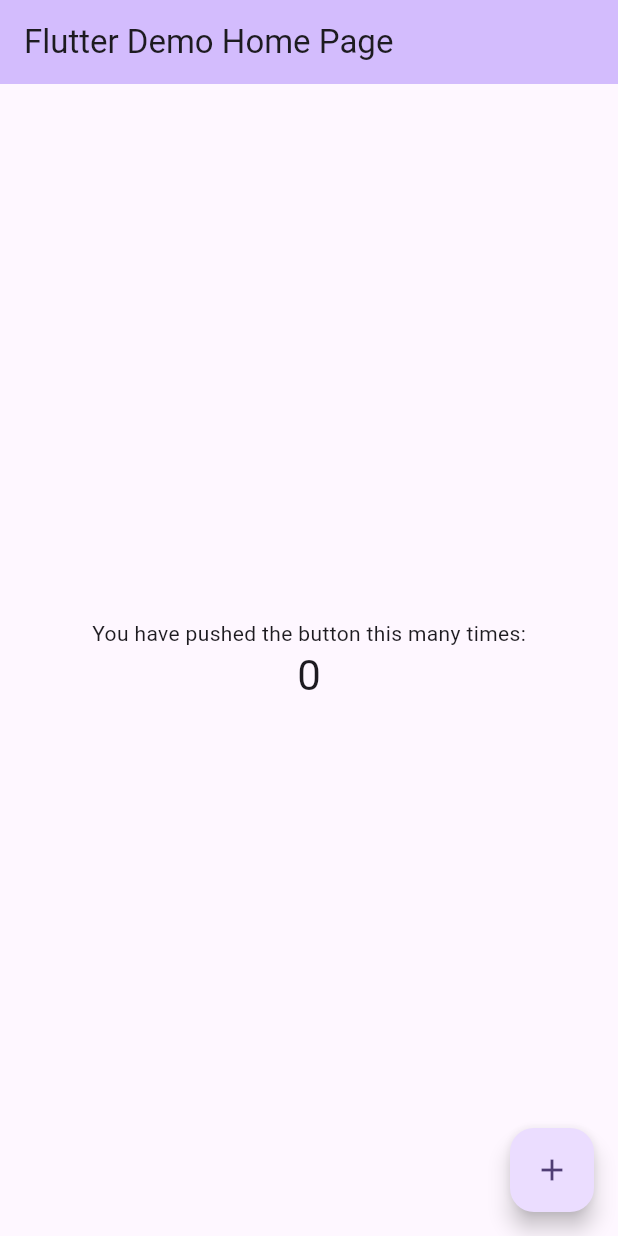
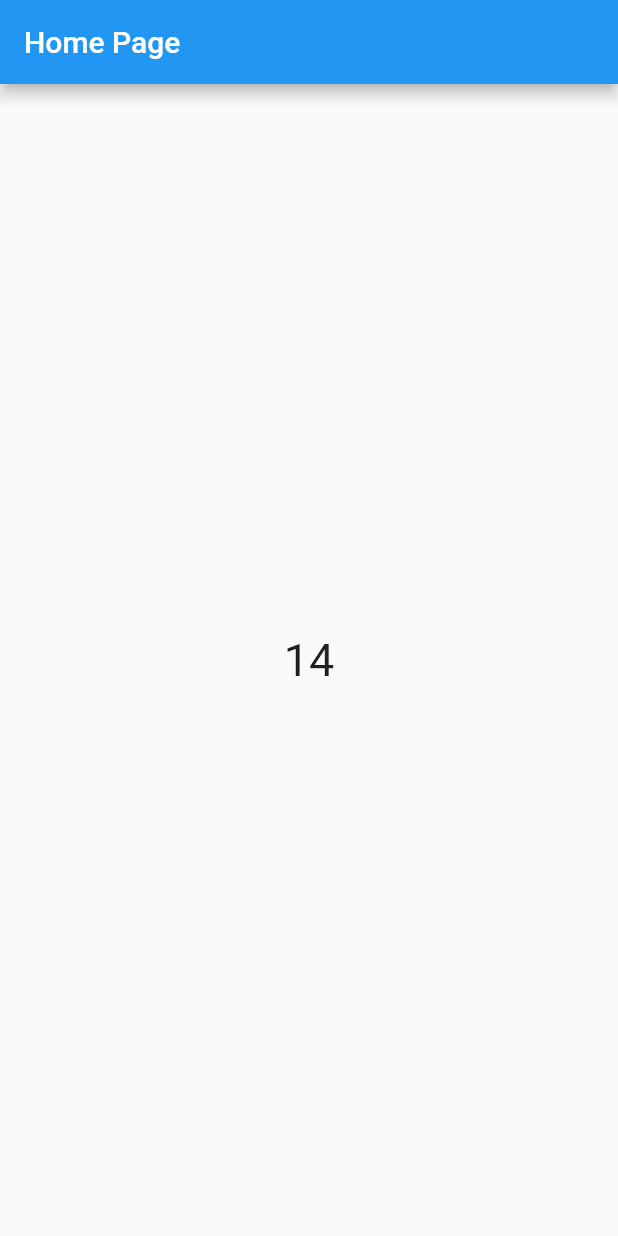
Before and after one commit to AritraPal147/Flutter-Hooks-Testing-4, a Flutter app: the screen it shows after launch, on a phone screen of 412 x 824 dp. Run offline on Flutter 3.47's test engine with Material 2 defaults, Android fonts, the phone set to English and light mode, and no system bars; our stand-ins replace flutter_hooks.

```diff
--- a/lib/main.dart
+++ b/lib/main.dart
@@ -1,125 +1,71 @@
+import 'dart:async';
+
 import 'package:flutter/material.dart';
+import 'package:flutter_hooks/flutter_hooks.dart';
 
 void main() {
-  runApp(const MyApp());
+  runApp(MaterialApp(
+    title: 'Flutter Hooks Demo',
+    theme: ThemeData(
+      primarySwatch: Colors.blue,
+    ),
+    debugShowCheckedModeBanner: false,
+    home: const HomePage(),
+  ));
 }
 
-class MyApp extends StatelessWidget {
-  const MyApp({super.key});
+class CountDown extends ValueNotifier<int> {
+  late StreamSubscription sub;
 
-  // This widget is the root of your application.
+  /// Sets up a subscription to a Stream, which takes values from the stream
+  /// provided the values in the stream are greater than zero.
+  ///
+  /// Each second, the value [from] given by user gets reduced by [value] or [v]
+  /// that we get from the [Stream]. The [Stream] stops when [value] < 0
+  CountDown({required int from}) : super(from) {
+    sub = Stream.periodic(
+      const Duration(seconds: 1),
+      (v) => from - v,
+    ).takeWhile((value) => value >= 0).listen((value) {
+      this.value = value;
+    });
+  }
+
+  /// Cancels [sub], the [StreamSubscription], when [CountDown] is disposed.
+  @override
+  void dispose() {
+    sub.cancel();
+    super.dispose();
+  }
+}
+
+class HomePage extends HookWidget {
+  const HomePage({Key? key}) : super(key: key);
+
   @override
   Widget build(BuildContext context) {
-    return MaterialApp(
-      title: 'Flutter Demo',
-      theme: ThemeData(
-        // This is the theme of your application.
-        //
-        // TRY THIS: Try running your application with "flutter run". You'll see
-        // the application has a blue toolbar. Then, without quitting the app,
-        // try changing the seedColor in the colorScheme below to Colors.green
-        // and then invoke "hot reload" (save your changes or press the "hot
-        // reload" button in a Flutter-supported IDE, or press "r" if you used
-        // the command line to start the app).
-        //
-        // Notice that the counter didn't reset back to zero; the application
-        // state is not lost during the reload. To reset the state, use hot
-        // restart instead.
-        //
-        // This works for code too, not just values: Most code changes can be
-        // tested with just a hot reload.
-        colorScheme: ColorScheme.fromSeed(seedColor: Colors.deepPurple),
-        useMaterial3: true,
+    /// If we do not want to rebuild everything everytime the build function
+    /// is called, we use [useMemoized] hook that allows us to store complex
+    /// objects in cache so that data can directly be retrieved from there.
+    ///
+    /// [countDown] only stores the current countDown in cache, it DOES NOT
+    /// call the build function.
+    final countDown = useMemoized(() => CountDown(from: 20));
+
+    /// [notifier] listens for changes in [countDown]
+    ///
+    /// Calls the build function everytime [countDown] changes its value
+    final notifier = useListenable(countDown);
+
+    return Scaffold(
+      appBar: AppBar(
+        title: const Text('Home Page'),
       ),
-      home: const MyHomePage(title: 'Flutter Demo Home Page'),
+      body: Center(
+          child: Text(
+        notifier.value.toString(),
+        style: const TextStyle(fontSize: 30),
+      )),
     );
   }
 }
-
-class MyHomePage extends StatefulWidget {
-  const MyHomePage({super.key, required this.title});
-
-  // This widget is the home page of your application. It is stateful, meaning
-  // that it has a State object (defined below) that contains fields that affect
-  // how it looks.
-
-  // This class is the configuration for the state. It holds the values (in this
-  // case the title) provided by the parent (in this case the App widget) and
-  // used by the build method of the State. Fields in a Widget subclass are
-  // always marked "final".
-
-  final String title;
-
-  @override
-  State<MyHomePage> createState() => _MyHomePageState();
-}
-
-class _MyHomePageState extends State<MyHomePage> {
-  int _counter = 0;
-
-  void _incrementCounter() {
-    setState(() {
-      // This call to setState tells the Flutter framework that something has
-      // changed in this State, which causes it to rerun the build method below
-      // so that the display can reflect the updated values. If we changed
-      // _counter without calling setState(), then the build method would not be
-      // called again, and so nothing would appear to happen.
-      _counter++;
-    });
-  }
-
-  @override
-  Widget build(BuildContext context) {
-    // This method is rerun every time setState is called, for instance as done
-    // by the _incrementCounter method above.
-    //
-    // The Flutter framework has been optimized to make rerunning build methods
-    // fast, so that you can just rebuild anything that needs updating rather
-    // than having to individually change instances of widgets.
-    return Scaffold(
-      appBar: AppBar(
-        // TRY THIS: Try changing the color here to a specific color (to
-        // Colors.amber, perhaps?) and trigger a hot reload to see the AppBar
-        // change color while the other colors stay the same.
-        backgroundColor: Theme.of(context).colorScheme.inversePrimary,
-        // Here we take the value from the MyHomePage object that was created by
-        // the App.build method, and use it to set our appbar title.
-        title: Text(widget.title),
-      ),
-      body: Center(
-        // Center is a layout widget. It takes a single child and positions it
-        // in the middle of the parent.
-        child: Column(
-          // Column is also a layout widget. It takes a list of children and
-          // arranges them vertically. By default, it sizes itself to fit its
-          // children horizontally, and tries to be as tall as its parent.
-          //
-          // Column has various properties to control how it sizes itself and
-          // how it positions its children. Here we use mainAxisAlignment to
-          // center the children vertically; the main axis here is the vertical
-          // axis because Columns are vertical (the cross axis would be
-          // horizontal).
-          //
-          // TRY THIS: Invoke "debug painting" (choose the "Toggle Debug Paint"
-          // action in the IDE, or press "p" in the console), to see the
-          // wireframe for each widget.
-          mainAxisAlignment: MainAxisAlignment.center,
-          children: <Widget>[
-            const Text(
-              'You have pushed the button this many times:',
-            ),
-            Text(
-              '$_counter',
-              style: Theme.of(context).textTheme.headlineMedium,
-            ),
-          ],
-        ),
-      ),
-      floatingActionButton: FloatingActionButton(
-        onPressed: _incrementCounter,
-        tooltip: 'Increment',
-        child: const Icon(Icons.add),
-      ), // This trailing comma makes auto-formatting nicer for build methods.
-    );
-  }
-}
--- a/pubspec.yaml
+++ b/pubspec.yaml
@@ -35,6 +35,7 @@ dependencies:
   # The following adds the Cupertino Icons font to your application.
   # Use with the CupertinoIcons class for iOS style icons.
   cupertino_icons: ^1.0.2
+  flutter_hooks: ^0.18.6
 
 dev_dependencies:
   flutter_test:
```
Also changed, not shown: pubspec.lock.
